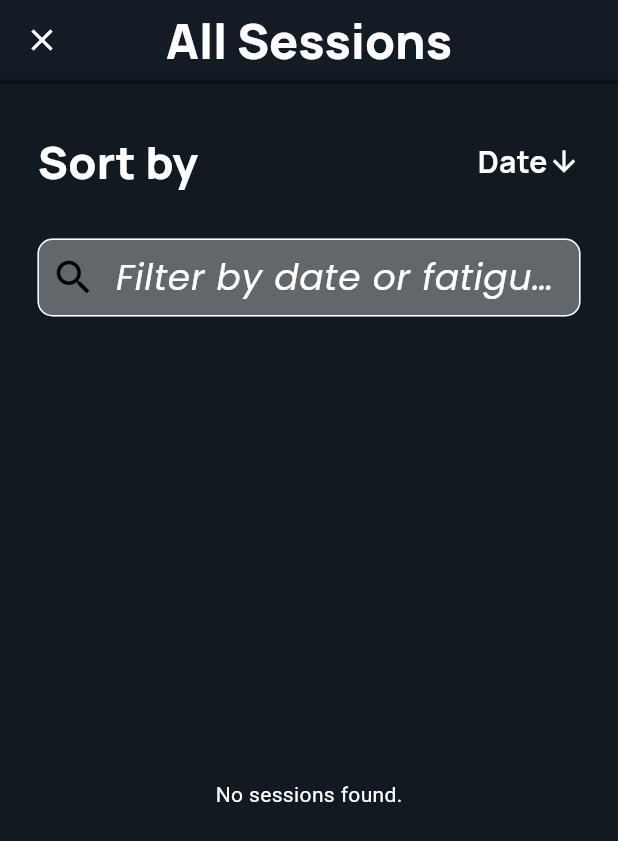
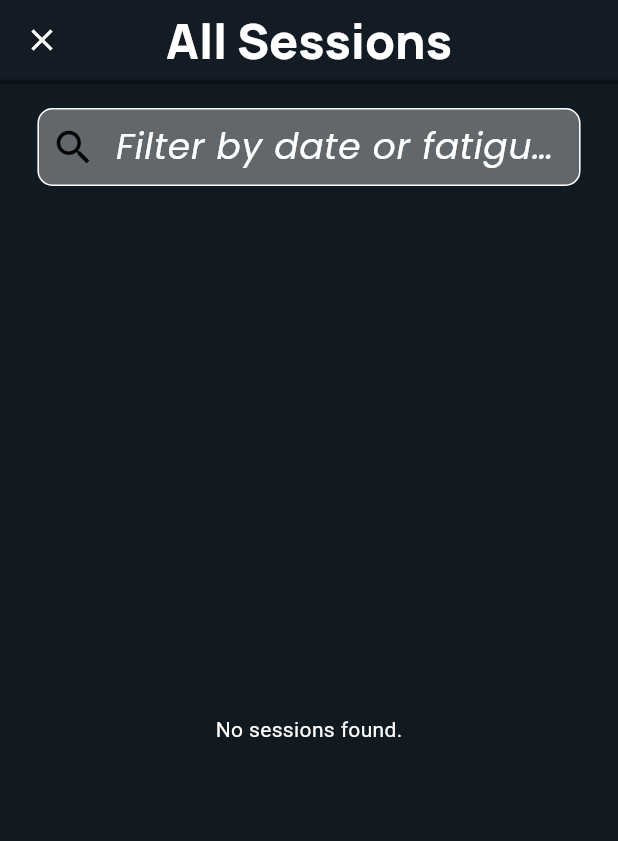
Before and after one commit to MunMihai/Fatigue-Detection-App, a Flutter app: the AllSessionReportsPage screen opened by its route, on a phone screen of 412 x 824 dp. Shown: the top 841 px of the screen. Run offline on Flutter 3.47's test engine with Material 3 defaults, Android fonts, the phone set to English and light mode, and no system bars; our stand-ins replace camera, drift, go_router, google_fonts, logger, permission_handler and 2 more; missing offline and left inert: flutter_ringtone_player, google_mlkit_commons, google_mlkit_face_detection; accounts and stored records are empty; generated files the repository leaves out were written again.

Commit message:
UI optimized. Landscape mode enabled

```diff
--- a/lib/main.dart
+++ b/lib/main.dart
@@ -1,5 +1,4 @@
 import 'package:flutter/material.dart';
-import 'package:flutter/services.dart';
 
 import 'core/config/providers_setup.dart';
 import 'core/constants/app_color_scheme.dart';
@@ -7,10 +6,6 @@ import 'core/routes/app_router.dart';
 
 void main() async {
   WidgetsFlutterBinding.ensureInitialized();
-
-  await SystemChrome.setPreferredOrientations([
-    DeviceOrientation.portraitUp,
-  ]);
 
   runApp(
     const AppProvidersWrapper(
--- a/lib/presentation/pages/all_session_reports_page.dart
+++ b/lib/presentation/pages/all_session_reports_page.dart
@@ -18,36 +18,23 @@ class AllSessionReportsPage extends StatefulWidget {
 
 class _AllSessionReportsPageState extends State<AllSessionReportsPage> {
   String _searchQuery = '';
-  bool _sortAsc = false;
 
-  List<SessionReport> getFilteredAndSortedReports(
+  List<SessionReport> getFilteredReports(
     List<SessionReport> reports,
     String searchQuery,
-    bool sortAsc,
   ) {
-    var filtered = reports.where((session) {
+    return reports.where((session) {
       final query = searchQuery.toLowerCase();
       return session.timestamp.toIso8601String().contains(query) ||
           session.fatigueLevelLabel.toLowerCase().contains(query);
     }).toList();
-
-    filtered.sort((a, b) => sortAsc
-        ? a.timestamp.compareTo(b.timestamp)
-        : b.timestamp.compareTo(a.timestamp));
-
-    return filtered;
   }
 
   @override
   Widget build(BuildContext context) {
     final provider = context.watch<SessionReportProvider>();
-
     final reports = provider.reports;
-    final filteredAndSortedReports = getFilteredAndSortedReports(
-      reports,
-      _searchQuery,
-      _sortAsc,
-    );
+    final filteredReports = getFilteredReports(reports, _searchQuery);
 
     return Scaffold(
       appBar: CustomAppBar(
@@ -62,36 +49,7 @@ class _AllSessionReportsPageState extends State<AllSessionReportsPage> {
         child: Column(
           crossAxisAlignment: CrossAxisAlignment.start,
           children: [
-            AppSpaceses.verticalLarge,
-
-            // Row for sorting by date
-            Row(
-              mainAxisAlignment: MainAxisAlignment.spaceBetween,
-              children: [
-                Text('Sort by', style: AppTextStyles.h2),
-                GestureDetector(
-                  onTap: () {
-                    setState(() {
-                      _sortAsc = !_sortAsc;
-                    });
-                  },
-                  child: Row(
-                    children: [
-                      Text('Date', style: AppTextStyles.h4),
-                      Icon(
-                        _sortAsc
-                            ? Icons.arrow_upward
-                            : Icons.arrow_downward,
-                        size: 22,
-                      ),
-                    ],
-                  ),
-                ),
-              ],
-            ),
-
-            AppSpaceses.verticalLarge,
-
+            AppSpaceses.verticalSmall,
             // Search field
             TextField(
               onChanged: (value) {
@@ -108,23 +66,21 @@ class _AllSessionReportsPageState extends State<AllSessionReportsPage> {
                 border: OutlineInputBorder(
                   borderRadius: BorderRadius.circular(10),
                 ),
-                prefixIcon: const Icon(Icons.search,
-                    color: Colors.black, size: 30),
+                prefixIcon:
+                    const Icon(Icons.search, color: Colors.black, size: 30),
               ),
             ),
-
             AppSpaceses.verticalMedium,
-
             // List of sessions
             Expanded(
               child: provider.isLoading
                   ? const Center(child: CircularProgressIndicator())
-                  : filteredAndSortedReports.isEmpty
+                  : filteredReports.isEmpty
                       ? const Center(child: Text('No sessions found.'))
                       : ListView.builder(
-                          itemCount: filteredAndSortedReports.length,
+                          itemCount: filteredReports.length,
                           itemBuilder: (context, index) {
-                            final report = filteredAndSortedReports[index];
+                            final report = filteredReports[index];
                             return SessionCard(sessionReport: report);
                           },
                         ),
--- a/lib/presentation/pages/report_detailed_page.dart
+++ b/lib/presentation/pages/report_detailed_page.dart
@@ -31,7 +31,7 @@ class ReportDetailedPage extends StatelessWidget {
         padding: const EdgeInsets.symmetric(horizontal: 25),
         child: ListView(
           children: [
-            AppSpaceses.verticalLarge,
+            AppSpaceses.verticalSmall,
 
             Row(
               crossAxisAlignment: CrossAxisAlignment.start,
--- a/lib/presentation/pages/settings_view.dart
+++ b/lib/presentation/pages/settings_view.dart
@@ -21,10 +21,10 @@ class SettingsView extends StatelessWidget {
       ),
       body: Padding(
         padding: const EdgeInsets.symmetric(horizontal: 20),
-        child: Column(
-          crossAxisAlignment: CrossAxisAlignment.start,
+        child: ListView(
+          // crossAxisAlignment: CrossAxisAlignment.start,
           children: [
-            AppSpaceses.verticalLarge,
+            AppSpaceses.verticalSmall,
             Text('Fatigue Counter', style: AppTextStyles.h2),
             AppSpaceses.verticalMedium,
             CustomSwitchTile(
--- a/lib/presentation/widgets/fatigue_level_indicator.dart.dart
+++ b/lib/presentation/widgets/fatigue_level_indicator.dart.dart
@@ -23,7 +23,7 @@ class FatigueLevelIndicator extends StatelessWidget {
       crossAxisAlignment: CrossAxisAlignment.start,
       children: [
         Container(
-          width: 340,
+          width: double.infinity,
           height: 10,
           decoration: BoxDecoration(
             color: Theme.of(context).colorScheme.primary,
```
Also changed, not shown: lib/presentation/pages/camera_calibration_view.dart (+4 -4 lines), lib/presentation/pages/main_monitoring_view.dart (+6 -17 lines), lib/presentation/pages/reports_view.dart (+4 -13 lines), 6 other files.
